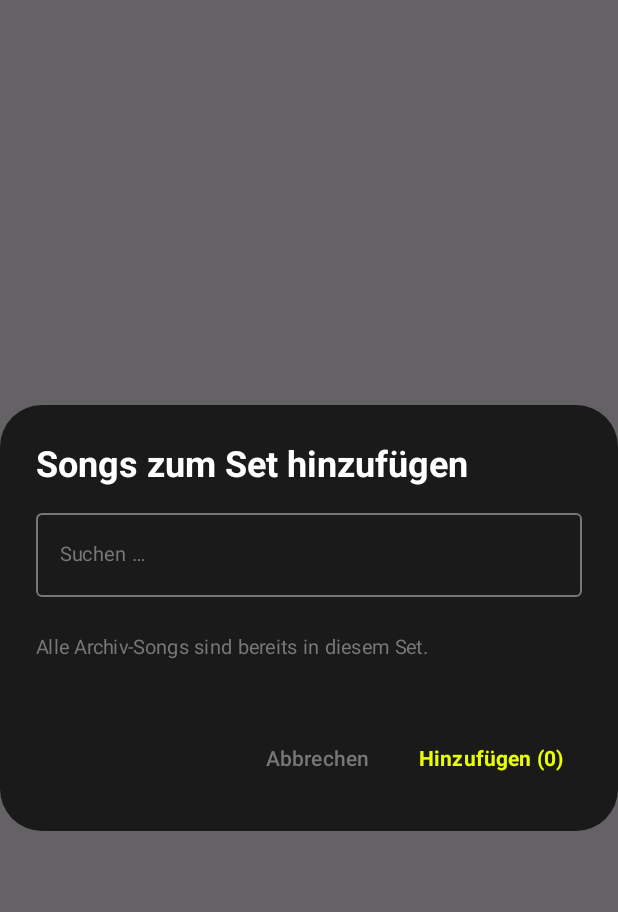
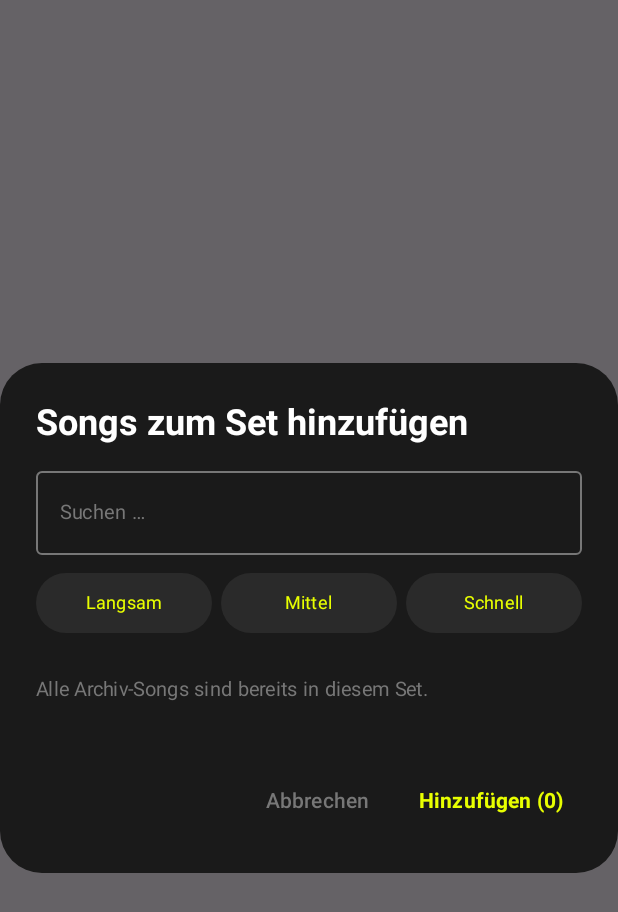
Before and after one commit to charmeundmelone-lab/Backing-Tracks, an Android app built with Jetpack Compose: the composable AddSongsToSetDialog called with empty values, on a phone screen of 412 x 824 dp. Shown: the top 912 px of the screen. Run offline under Robolectric (Android 15) with nearby library versions, the phone set to English and light mode, and no system bars.

Commit message:
Tempo-Chips auch im "Songs hinzufuegen"-Dialog des Sets
Gleiches Verhalten wie in der Archiv-Suche: genau ein Chip aktiv,
nochmal tippen schaltet aus, Suchbegriff UND Tempo muessen beide
passen, ungetaggte Songs fallen bei aktivem Filter raus. Die Auswahl
ueberlebt den Filterwechsel; hinzugefuegt wird die vollstaendige
Auswahl in Archiv-Reihenfolge (orderedSelection), nicht nur die
gerade sichtbaren Songs.

Der Filter ist rein lokal im Dialog - die Archiv-Ansicht dahinter
bleibt unveraendert.

Co-Authored-By: Claude Opus 5 <noreply@anthropic.com>
Claude-Session: https://claude.ai/code/session_011rsNranRfH6roWJP9EHgvo

```diff
--- a/app/src/main/java/de/livegigplayer/pro/ui/GigManagementScreen.kt
+++ b/app/src/main/java/de/livegigplayer/pro/ui/GigManagementScreen.kt
@@ -51,6 +51,8 @@ import androidx.compose.material3.DropdownMenu
 import androidx.compose.material3.DropdownMenuItem
 import androidx.compose.material3.ExperimentalMaterial3Api
 import androidx.compose.material3.Icon
+import androidx.compose.material3.Button
+import androidx.compose.material3.ButtonDefaults
 import androidx.compose.material3.IconButton
 import androidx.compose.material3.MaterialTheme
 import androidx.compose.material3.ModalBottomSheet
@@ -105,6 +107,11 @@ private val GigVolt    = Color(0xFFE8FF00)
 private val GigWhite   = Color(0xFFFFFFFF)
 private val GigGray    = Color(0xFF777777)
 private val GigRed     = Color(0xFFDC2626)
+
+// Tempo-Chips im "Songs hinzufügen"-Dialog. Bewusst eine eigene Konstante statt
+// eines Imports aus MainScreen.kt: das Pendant dort ist file-private, und beide
+// Dateien halten ohnehin ihre eigenen Farb-/Label-Paletten (siehe GigCool vs. Cool).
+private val gigTempoTagLabels = listOf(1 to "Langsam", 2 to "Mittel", 3 to "Schnell")
 // Tonart/Kapo — bewusst deutlich heller als GigGray: auf der Bühne die beiden
 // wichtigsten Spiel-Infos der Songzeile, waren im alten Blaugrau zu dunkel.
 private val GigCool    = Color(0xFFC2D6EA)
@@ -1189,16 +1196,31 @@ private fun AddSongsToSetDialog(
     var query by remember { mutableStateOf("") }
     var selectedIds by remember { mutableStateOf(emptySet<Long>()) }
     var pendingConfirm by remember { mutableStateOf(false) }
+    // Tempo-Filter wie im Archiv: 0 = kein Filter, sonst tempoTag 1..3. Rein lokal —
+    // der Archiv-Filter im PlayerViewModel bleibt davon unberührt, damit das Öffnen
+    // dieses Dialogs die Archiv-Ansicht dahinter nicht verstellt.
+    var tempoFilter by remember { mutableStateOf(0) }
 
     val available = remember(allSongs, alreadyInSet) {
         allSongs.filter { it.id !in alreadyInSet }
     }
-    val filtered = remember(available, query) {
-        if (query.isBlank()) available
-        else available.filter {
-            it.title.contains(query, ignoreCase = true) || it.artist.contains(query, ignoreCase = true)
+    // Suchbegriff UND Tempo-Chip müssen beide passen (gleiche UND-Verknüpfung wie
+    // filteredSongs im PlayerViewModel). Ungetaggte Songs (tempoTag == 0) fallen bei
+    // aktivem Filter automatisch raus — kein Sonderfall nötig.
+    val filtered = remember(available, query, tempoFilter) {
+        available.filter { song ->
+            val matchesQuery = query.isBlank() ||
+                song.title.contains(query, ignoreCase = true) ||
+                song.artist.contains(query, ignoreCase = true)
+            val matchesTempo = tempoFilter == 0 || song.tempoTag == tempoFilter
+            matchesQuery && matchesTempo
         }
     }
+
+    // Bewusst NICHT die gefilterte Liste: wer über mehrere Tempo-Chips hinweg
+    // markiert, erwartet am Ende ALLE markierten Songs im Set (gleiche Regel wie
+    // beim Archiv-Batch, Fix vom 2026-07-28). Reihenfolge = Archiv-Reihenfolge.
+    fun orderedSelection(): List<Long> = available.filter { it.id in selectedIds }.map { it.id }
 
     AlertDialog(
         onDismissRequest = onDismiss,
@@ -1216,6 +1238,35 @@ private fun AddSongsToSetDialog(
                         cursorColor = GigVolt
                     )
                 )
+                Spacer(modifier = Modifier.height(8.dp))
+                // Tempo-Chips, exakt wie in der Archiv-Suche: genau einer aktiv,
+                // nochmal tippen schaltet ihn wieder aus. Die Auswahl (selectedIds)
+                // überlebt den Filterwechsel bewusst — man kann erst "Langsam" und
+                // dann "Schnell" durchgehen und in beiden markieren.
+                Row(
+                    modifier = Modifier.fillMaxWidth(),
+                    horizontalArrangement = Arrangement.spacedBy(6.dp)
+                ) {
+                    gigTempoTagLabels.forEach { (tag, label) ->
+                        val selected = tempoFilter == tag
+                        Button(
+                            onClick = { tempoFilter = if (tempoFilter == tag) 0 else tag },
+                            colors = ButtonDefaults.buttonColors(
+                                containerColor = if (selected) GigVolt else GigBgTrack
+                            ),
+                            contentPadding = PaddingValues(horizontal = 6.dp, vertical = 6.dp),
+                            modifier = Modifier.weight(1f)
+                        ) {
+                            Text(
+                                label,
+                                color = if (selected) Color.Black else GigVolt,
+                                fontSize = 12.sp,
+                                fontWeight = if (selected) FontWeight.Bold else FontWeight.Normal,
+                                maxLines = 1, overflow = TextOverflow.Ellipsis
+                            )
+                        }
+                    }
+                }
                 Spacer(modifier = Modifier.height(8.dp))
                 when {
                     available.isEmpty() -> Text(
@@ -1265,7 +1316,7 @@ private fun AddSongsToSetDialog(
         confirmButton = {
             TextButton(enabled = selectedIds.isNotEmpty(), onClick = {
                 if (selectedIds.any { it in plannedInGig }) pendingConfirm = true
-                else onConfirm(selectedIds.toList())
+                else onConfirm(orderedSelection())
             }) {
                 Text("Hinzufügen (${selectedIds.size})", color = GigVolt, fontWeight = FontWeight.Bold)
             }
@@ -1283,7 +1334,7 @@ private fun AddSongsToSetDialog(
             text  = { Text("Mindestens ein gewählter Song ist in diesem Gig bereits einem anderen Set zugeordnet. Trotzdem alle hinzufügen?",
                 color = GigGray, fontSize = 13.sp) },
             confirmButton = {
-                TextButton(onClick = { pendingConfirm = false; onConfirm(selectedIds.toList()) }) {
+                TextButton(onClick = { pendingConfirm = false; onConfirm(orderedSelection()) }) {
                     Text("Trotzdem hinzufügen", color = GigVolt, fontWeight = FontWeight.Bold)
                 }
             },
```
